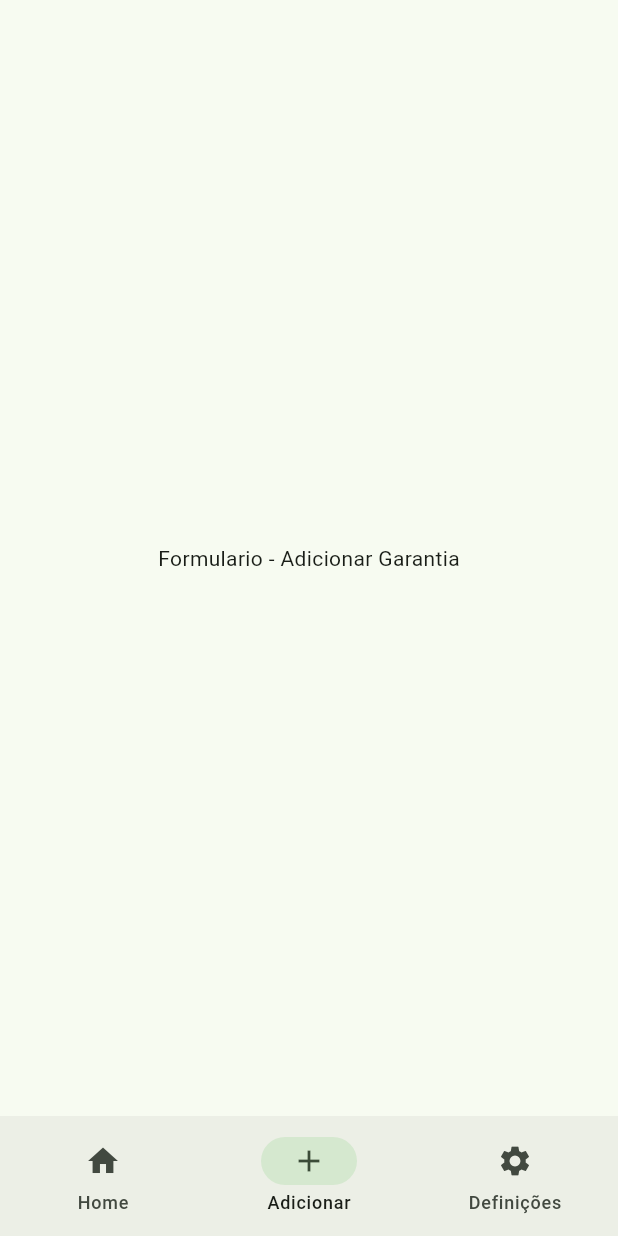
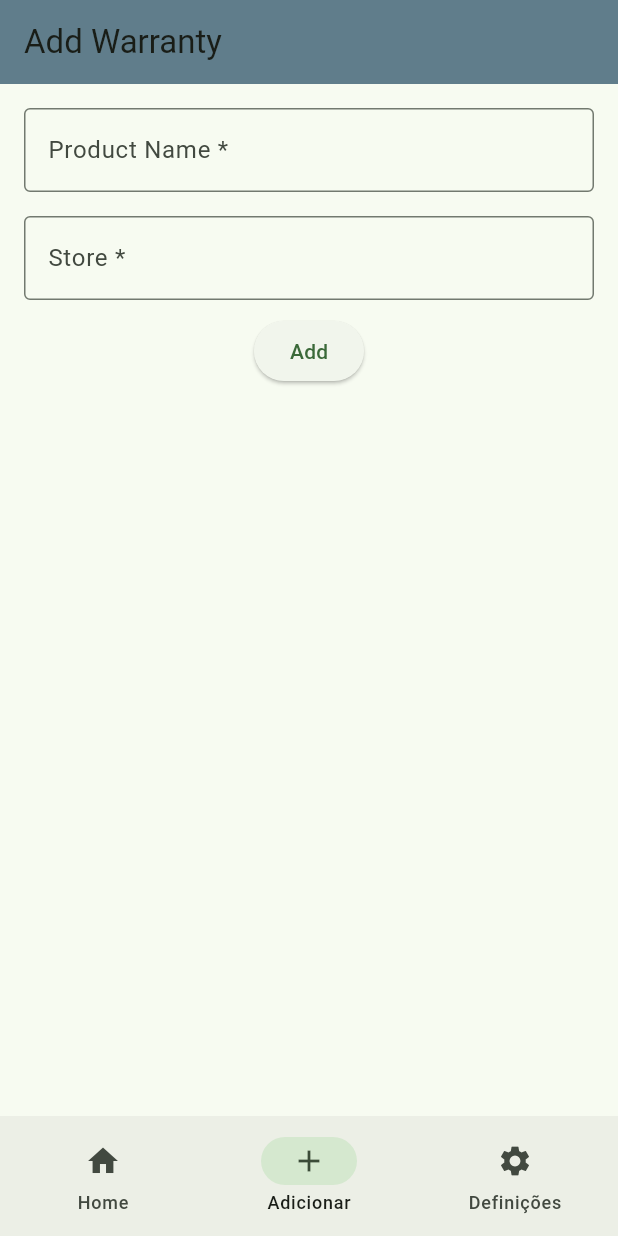
Before and after one commit to hedy44/warranty, a Flutter app: the screen it shows after launch, item 2 of the bottom bar chosen, on a phone screen of 412 x 824 dp. Run offline on Flutter 3.47's test engine with Material 3 defaults, Android fonts, the phone set to English and light mode, and no system bars.

Commit message:
addscreen TextFields and controllers

```diff
--- a/lib/screens/add_screen.dart
+++ b/lib/screens/add_screen.dart
@@ -1,12 +1,79 @@
 import 'package:flutter/material.dart';
 
-class AddScreen extends StatelessWidget {
+class AddScreen extends StatefulWidget {
   const AddScreen({super.key});
 
   @override
+  State<AddScreen> createState() => _AddScreenState();
+}
+
+
+class _AddScreenState extends State<AddScreen> {
+
+  final TextEditingController _productController = TextEditingController();
+  final TextEditingController _storeController = TextEditingController();
+
+  @override
+  void dispose(){
+    _productController.dispose();
+    _storeController.dispose();
+    super.dispose();
+  }
+
+
+  @override
   Widget build(BuildContext context) {
-    return Center(
-      child: Text('Formulario - Adicionar Garantia'),
+    return Scaffold(
+      appBar: AppBar(
+        title: Text('Add Warranty'),
+        backgroundColor: Colors.blueGrey,
+      ),
+      body: Padding(
+        padding: EdgeInsets.all(16),
+        child: Column(
+          children: [
+            TextField(
+              controller: _productController,
+              decoration: InputDecoration(
+                labelText: "Product Name * ",
+                border: OutlineInputBorder(),
+              ),
+            ),
+            SizedBox(
+              height: 16,
+            ),
+            TextField(
+              controller: _storeController,
+              decoration: InputDecoration(
+                labelText: "Store * ",
+                border: OutlineInputBorder(),
+              ),
+            ),
+            SizedBox(
+              height: 10,
+            ),
+            ElevatedButton(
+              onPressed: () {
+                // TODO : Proximo passo : validar e guardar
+                final product = _productController.text.trim();
+                final store = _storeController.text.trim();
+
+                if(product.isEmpty || store.isEmpty){
+                  ScaffoldMessenger.of(context).showSnackBar(
+                    SnackBar(content: Text('Preencha todos os campos obrigatórios'))
+                  );
+                  return;
+                }
+                //TODO: Temporario ate implementar o guardar
+                ScaffoldMessenger.of(context).showSnackBar(
+                  SnackBar(content: Text('Dados Válidos'))
+                );
+              },
+              child: Text('Add'),
+              ),
+          ],
+        ),
+      ),
     );
   }
 }
```
